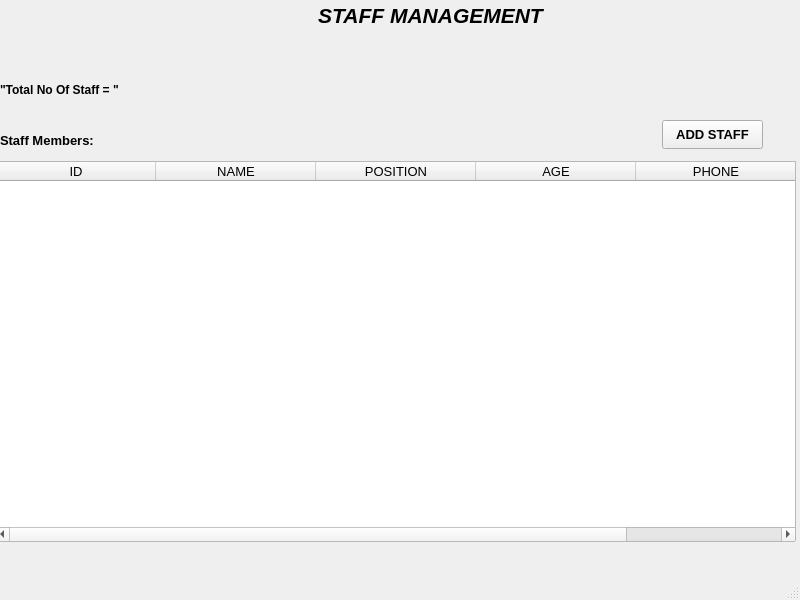
Above: RMS_qt/staff.ui from dev-pratik02/RMS before the change. Below: the same form after it.
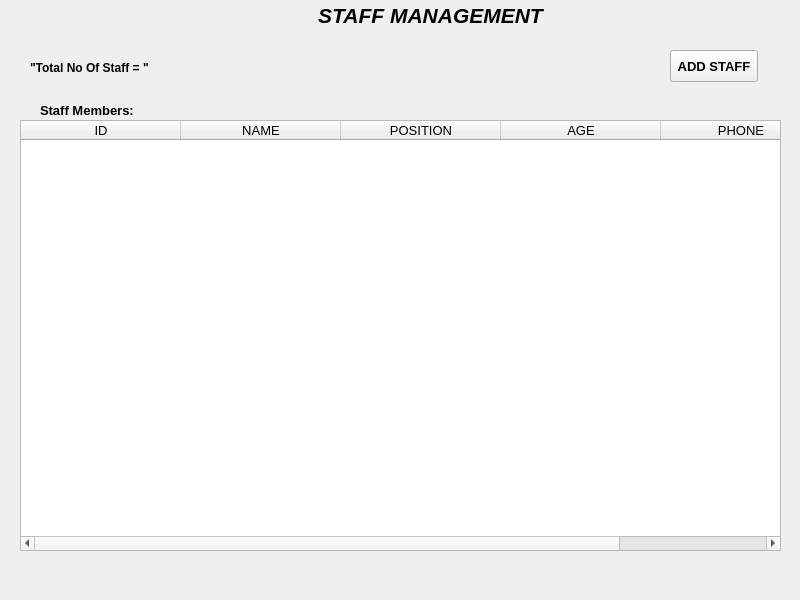
That is the form after the change.

```diff
--- a/RMS_qt/staff.ui
+++ b/RMS_qt/staff.ui
@@ -40,10 +40,10 @@
    <widget class="QLabel" name="totalstaff">
     <property name="geometry">
      <rect>
-      <x>0</x>
-      <y>80</y>
-      <width>171</width>
-      <height>20</height>
+      <x>30</x>
+      <y>60</y>
+      <width>136</width>
+      <height>16</height>
      </rect>
     </property>
     <property name="font">
@@ -58,8 +58,8 @@
    <widget class="QLabel" name="staffmembers_2">
     <property name="geometry">
      <rect>
-      <x>0</x>
-      <y>130</y>
+      <x>40</x>
+      <y>100</y>
       <width>151</width>
       <height>20</height>
      </rect>
@@ -77,10 +77,10 @@
    <widget class="QPushButton" name="ADDSTAFF">
     <property name="geometry">
      <rect>
-      <x>662</x>
-      <y>120</y>
-      <width>101</width>
-      <height>29</height>
+      <x>670</x>
+      <y>50</y>
+      <width>88</width>
+      <height>32</height>
      </rect>
     </property>
     <property name="font">
@@ -96,10 +96,10 @@
    <widget class="QTableWidget" name="tableWidget">
     <property name="geometry">
      <rect>
-      <x>-5</x>
-      <y>161</y>
-      <width>801</width>
-      <height>381</height>
+      <x>20</x>
+      <y>120</y>
+      <width>761</width>
+      <height>431</height>
      </rect>
     </property>
     <property name="font">
@@ -150,7 +150,6 @@
     </rect>
    </property>
   </widget>
-  <widget class="QStatusBar" name="statusbar"/>
  </widget>
  <resources/>
  <connections/>
```
Left out of the diff: 6 changed lines with no effect on the pictures.
